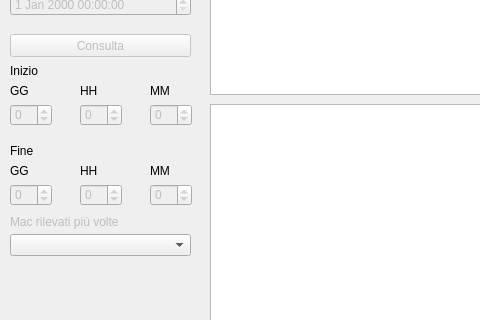
dnlrs/willy-gui, file QTUI/mainwindow.ui: the form before one commit; both pictures show x 0 to 480 and y 345 to 665 of the 1125 by 805 pixel window.
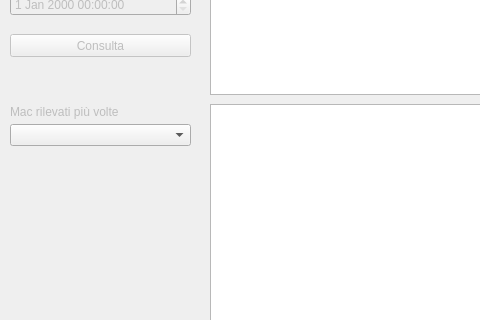
The form after the commit. Custom widgets are drawn as their Qt base class.

Commit message: Removed spinboxes

```diff
--- a/QTUI/mainwindow.ui
+++ b/QTUI/mainwindow.ui
@@ -163,7 +163,7 @@
     <property name="geometry">
      <rect>
       <x>10</x>
-      <y>560</y>
+      <y>450</y>
       <width>181</width>
       <height>22</height>
      </rect>
@@ -186,7 +186,7 @@
     <property name="geometry">
      <rect>
       <x>10</x>
-      <y>540</y>
+      <y>430</y>
       <width>181</width>
       <height>16</height>
      </rect>
@@ -224,206 +224,6 @@
      <string>Consulta</string>
     </property>
    </widget>
-   <widget class="QSpinBox" name="spinBox">
-    <property name="enabled">
-     <bool>false</bool>
-    </property>
-    <property name="geometry">
-     <rect>
-      <x>10</x>
-      <y>510</y>
-      <width>42</width>
-      <height>22</height>
-     </rect>
-    </property>
-    <property name="minimum">
-     <number>-99</number>
-    </property>
-   </widget>
-   <widget class="QSpinBox" name="spinBox_2">
-    <property name="enabled">
-     <bool>false</bool>
-    </property>
-    <property name="geometry">
-     <rect>
-      <x>150</x>
-      <y>510</y>
-      <width>42</width>
-      <height>22</height>
-     </rect>
-    </property>
-    <property name="minimum">
-     <number>-99</number>
-    </property>
-   </widget>
-   <widget class="QSpinBox" name="spinBox_3">
-    <property name="enabled">
-     <bool>false</bool>
-    </property>
-    <property name="geometry">
-     <rect>
-      <x>80</x>
-      <y>510</y>
-      <width>42</width>
-      <height>22</height>
-     </rect>
-    </property>
-    <property name="minimum">
-     <number>-99</number>
-    </property>
-   </widget>
-   <widget class="QSpinBox" name="spinBox_4">
-    <property name="enabled">
-     <bool>false</bool>
-    </property>
-    <property name="geometry">
-     <rect>
-      <x>10</x>
-      <y>430</y>
-      <width>42</width>
-      <height>22</height>
-     </rect>
-    </property>
-    <property name="minimum">
-     <number>-99</number>
-    </property>
-   </widget>
-   <widget class="QSpinBox" name="spinBox_5">
-    <property name="enabled">
-     <bool>false</bool>
-    </property>
-    <property name="geometry">
-     <rect>
-      <x>80</x>
-      <y>430</y>
-      <width>42</width>
-      <height>22</height>
-     </rect>
-    </property>
-    <property name="minimum">
-     <number>-99</number>
-    </property>
-   </widget>
-   <widget class="QSpinBox" name="spinBox_6">
-    <property name="enabled">
-     <bool>false</bool>
-    </property>
-    <property name="geometry">
-     <rect>
-      <x>150</x>
-      <y>430</y>
-      <width>42</width>
-      <height>22</height>
-     </rect>
-    </property>
-    <property name="minimum">
-     <number>-99</number>
-    </property>
-   </widget>
-   <widget class="QLabel" name="label_6">
-    <property name="geometry">
-     <rect>
-      <x>10</x>
-      <y>390</y>
-      <width>47</width>
-      <height>13</height>
-     </rect>
-    </property>
-    <property name="text">
-     <string>Inizio</string>
-    </property>
-   </widget>
-   <widget class="QLabel" name="label_9">
-    <property name="geometry">
-     <rect>
-      <x>10</x>
-      <y>410</y>
-      <width>47</width>
-      <height>13</height>
-     </rect>
-    </property>
-    <property name="text">
-     <string>GG</string>
-    </property>
-   </widget>
-   <widget class="QLabel" name="label_10">
-    <property name="geometry">
-     <rect>
-      <x>80</x>
-      <y>410</y>
-      <width>47</width>
-      <height>13</height>
-     </rect>
-    </property>
-    <property name="text">
-     <string>HH</string>
-    </property>
-   </widget>
-   <widget class="QLabel" name="label_11">
-    <property name="geometry">
-     <rect>
-      <x>150</x>
-      <y>410</y>
-      <width>47</width>
-      <height>13</height>
-     </rect>
-    </property>
-    <property name="text">
-     <string>MM</string>
-    </property>
-   </widget>
-   <widget class="QLabel" name="label_12">
-    <property name="geometry">
-     <rect>
-      <x>10</x>
-      <y>470</y>
-      <width>47</width>
-      <height>13</height>
-     </rect>
-    </property>
-    <property name="text">
-     <string>Fine</string>
-    </property>
-   </widget>
-   <widget class="QLabel" name="label_13">
-    <property name="geometry">
-     <rect>
-      <x>10</x>
-      <y>490</y>
-      <width>47</width>
-      <height>13</height>
-     </rect>
-    </property>
-    <property name="text">
-     <string>GG</string>
-    </property>
-   </widget>
-   <widget class="QLabel" name="label_14">
-    <property name="geometry">
-     <rect>
-      <x>80</x>
-      <y>490</y>
-      <width>47</width>
-      <height>13</height>
-     </rect>
-    </property>
-    <property name="text">
-     <string>HH</string>
-    </property>
-   </widget>
-   <widget class="QLabel" name="label_15">
-    <property name="geometry">
-     <rect>
-      <x>150</x>
-      <y>490</y>
-      <width>47</width>
-      <height>13</height>
-     </rect>
-    </property>
-    <property name="text">
-     <string>MM</string>
-    </property>
-   </widget>
    <widget class="QLabel" name="label_16">
     <property name="geometry">
      <rect>
```
Left out of the diff: 96 changed lines with no effect on the pictures. The commit also changes 1 other file.
